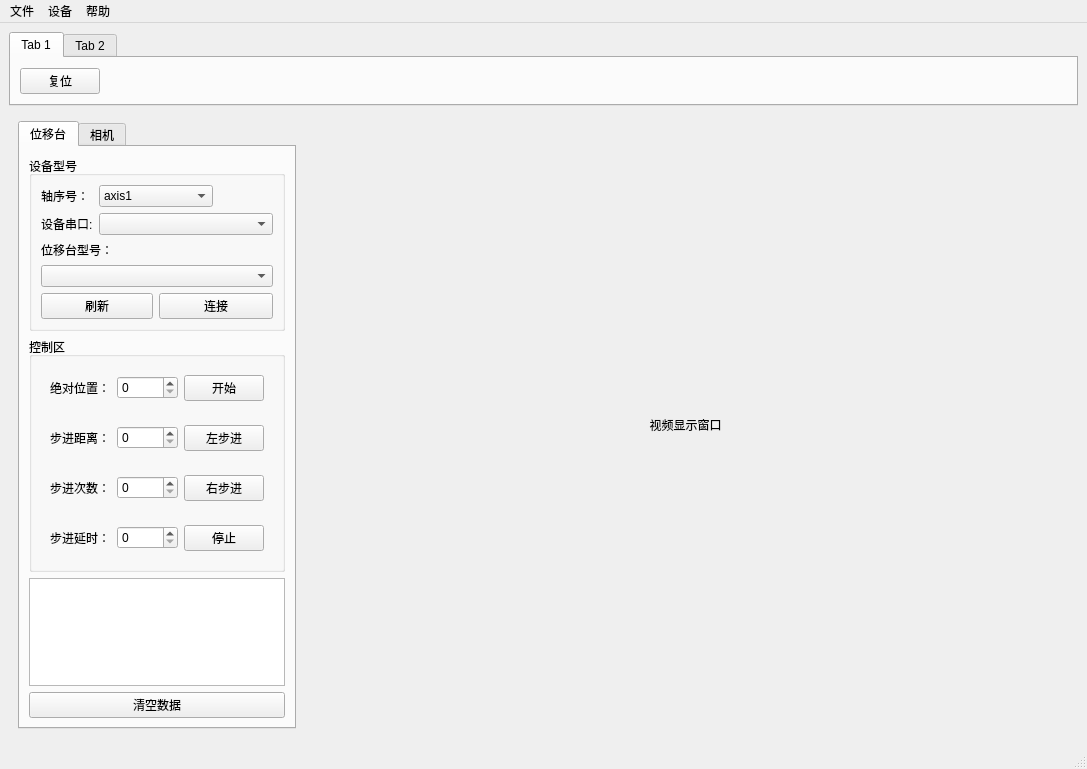
Before: the Qt Designer form mainwindow.ui in choushunn/ZF_TriAxisCamControl, drawn with Qt 5.
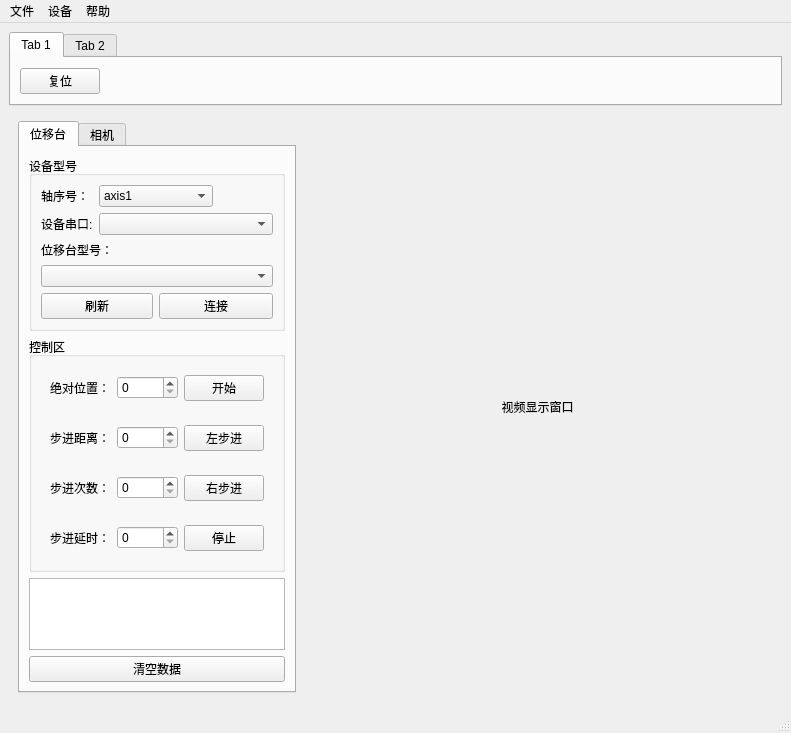
After: the same form once the commit is applied.

Patch:
```diff
--- a/mainwindow.ui
+++ b/mainwindow.ui
@@ -6,8 +6,8 @@
    <rect>
     <x>0</x>
     <y>0</y>
-    <width>1087</width>
-    <height>769</height>
+    <width>791</width>
+    <height>564</height>
    </rect>
   </property>
   <property name="windowTitle">
@@ -291,6 +291,12 @@
            </item>
            <item>
             <widget class="QPlainTextEdit" name="c_PlainText_msg">
+             <property name="sizePolicy">
+              <sizepolicy hsizetype="Expanding" vsizetype="Preferred">
+               <horstretch>0</horstretch>
+               <verstretch>0</verstretch>
+              </sizepolicy>
+             </property>
              <property name="maximumSize">
               <size>
                <width>300</width>
@@ -331,8 +337,8 @@
     <rect>
      <x>0</x>
      <y>0</y>
-     <width>1087</width>
-     <height>24</height>
+     <width>791</width>
+     <height>17</height>
     </rect>
    </property>
    <widget class="QMenu" name="menu">
```
